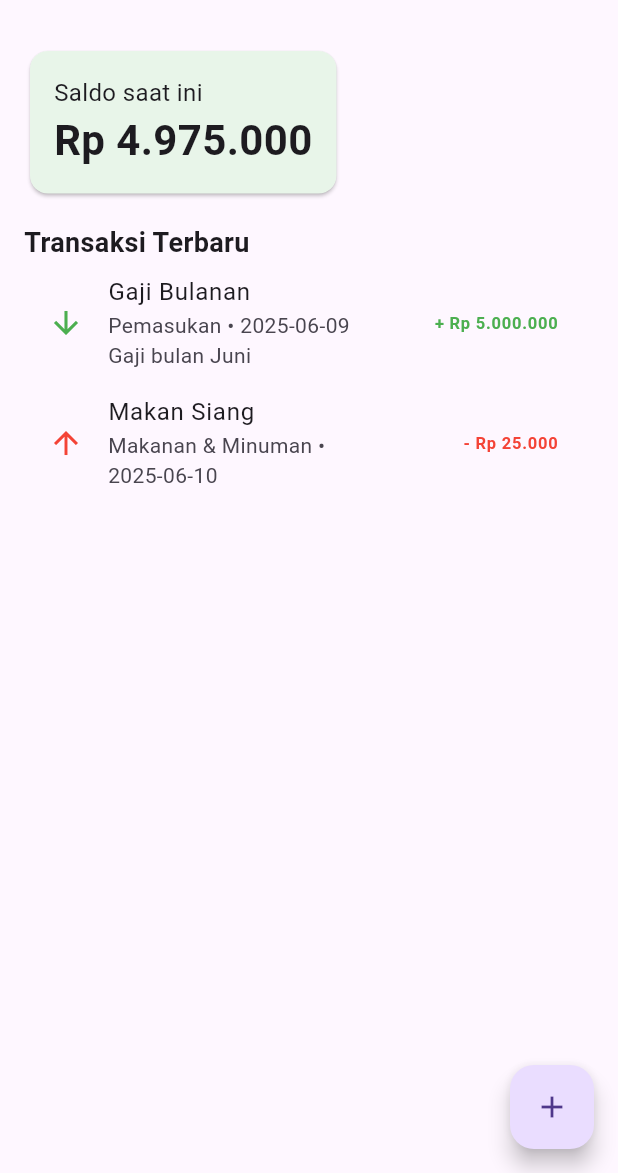
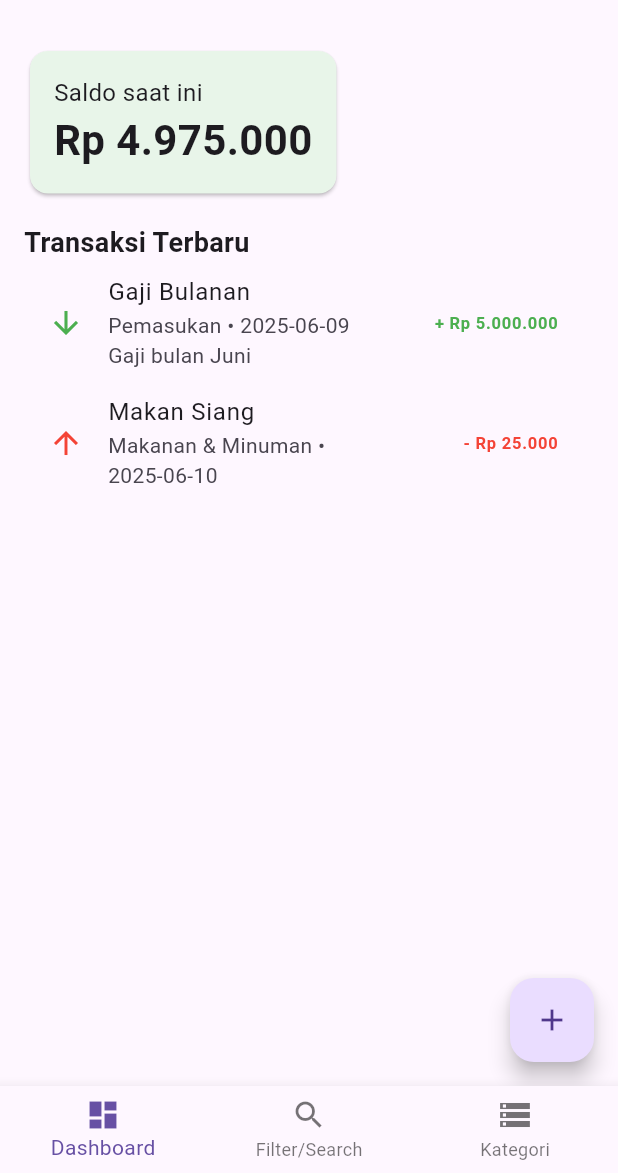
Before and after one commit to fadhilarahmadani/moneymate_project, a Flutter app: the screen it shows after launch, on a phone screen of 412 x 824 dp, the part 63-1236 px from its top. Run offline on Flutter 3.47's test engine with Material 3 defaults, Android fonts, the phone set to English and light mode, and no system bars.

Commit message:
third commit dhila

```diff
--- a/lib/main.dart
+++ b/lib/main.dart
@@ -1,6 +1,6 @@
 import 'package:flutter/material.dart';
 import 'models/transaction.dart';
-import 'screens/dashboard_screen.dart';
+import 'screens/home_screen.dart';
 
 void main() {
   runApp(const MoneyMateApp());
@@ -11,7 +11,6 @@
 
   @override
   Widget build(BuildContext context) {
-    // Dummy data untuk transaksi awal
     final List<Transaction> dummyTransactions = [
       Transaction(
         id: 't1',
@@ -39,7 +38,7 @@
         primarySwatch: Colors.green,
         useMaterial3: true,
       ),
-      home: DashboardScreen(initialTransactions: dummyTransactions),
+      home: HomeScreen(initialTransactions: dummyTransactions),
       debugShowCheckedModeBanner: false,
     );
   }
--- /dev/null
+++ b/lib/screens/home_screen.dart
@@ -0,0 +1,39 @@
+import 'package:flutter/material.dart';
+import 'dashboard_screen.dart';
+import 'filter_search_screen.dart';
+import 'master_data_screen.dart';
+import '../models/transaction.dart';
+
+class HomeScreen extends StatefulWidget {
+  final List<Transaction> initialTransactions;
+  const HomeScreen({Key? key, required this.initialTransactions}) : super(key: key);
+
+  @override
+  State<HomeScreen> createState() => _HomeScreenState();
+}
+
+class _HomeScreenState extends State<HomeScreen> {
+  int _selectedIndex = 0;
+
+  @override
+  Widget build(BuildContext context) {
+    final screens = [
+      DashboardScreen(initialTransactions: widget.initialTransactions),
+      const FilterSearchScreen(),
+      const MasterDataScreen(),
+    ];
+
+    return Scaffold(
+      body: screens[_selectedIndex],
+      bottomNavigationBar: BottomNavigationBar(
+        currentIndex: _selectedIndex,
+        onTap: (index) => setState(() => _selectedIndex = index),
+        items: const [
+          BottomNavigationBarItem(icon: Icon(Icons.dashboard), label: 'Dashboard'),
+          BottomNavigationBarItem(icon: Icon(Icons.search), label: 'Filter/Search'),
+          BottomNavigationBarItem(icon: Icon(Icons.storage), label: 'Kategori'),
+        ],
+      ),
+    );
+  }
+}
--- a/pubspec.yaml
+++ b/pubspec.yaml
@@ -10,6 +10,7 @@
   flutter:
     sdk: flutter
   intl: ^0.18.1
+  fl_chart: ^0.66.0
 
 dev_dependencies:
   flutter_test:
```
Also changed, not shown: lib/models/category.dart (deleted, +0 -9 lines), lib/screens/filter_search_screen.dart (added, +12 -0 lines), lib/screens/master_data_screen.dart (added, +82 -0 lines), pubspec.lock.
